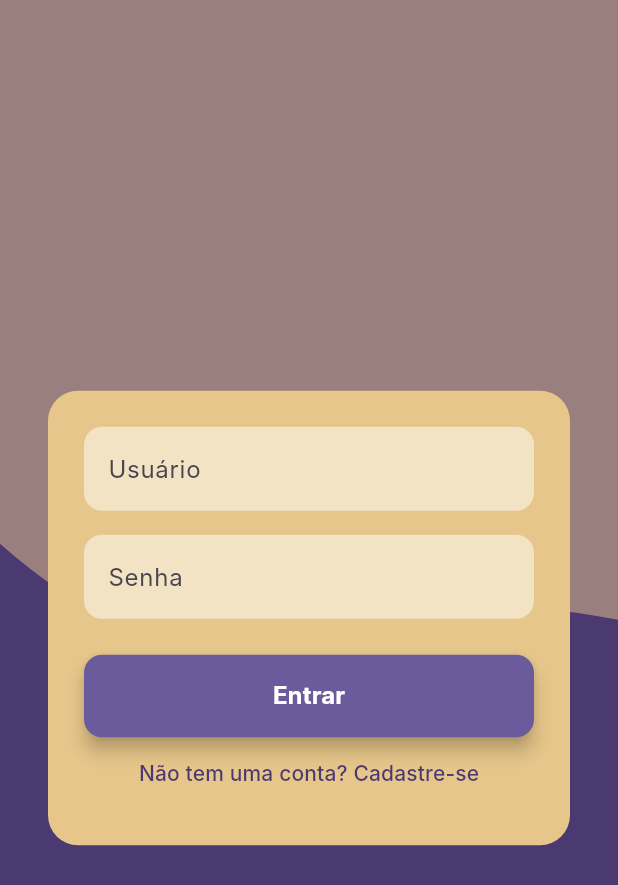
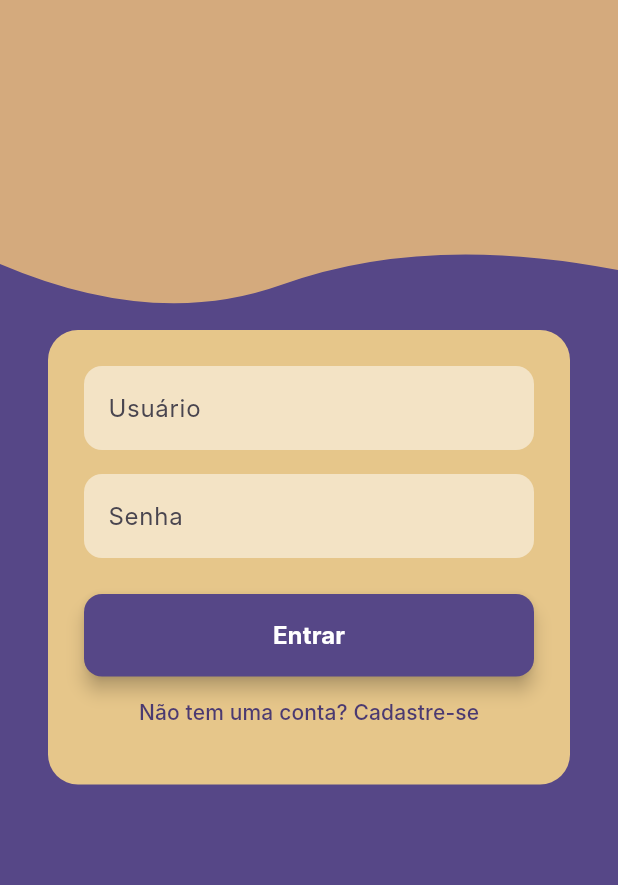
Before and after one commit to ferreiraryan/futter_movies_queue, a Flutter app: the screen it shows after launch, on a phone screen of 412 x 824 dp. Shown: the top 885 px of the screen. Run offline on Flutter 3.47's test engine with Material 3 defaults, Android fonts, the phone set to English and light mode, and no system bars; our stand-ins replace cloud_firestore, firebase_auth, firebase_core, flutter_rating_bar; missing offline and left inert: dart:ffi; accounts and stored records are empty; Roboto replaces fonts that are missing (Inter).

Commit message:
Feat: Algumas optimizacoes

```diff
--- a/lib/features/auth/screens/login_screen.dart
+++ b/lib/features/auth/screens/login_screen.dart
@@ -1,5 +1,5 @@
 import 'package:flutter/material.dart';
-import '../../../shared/constants/app_colors.dart';
+import '../../../shared/widgets/main_background.dart'; // Importa o novo widget
 import '../widgets/login_form.dart';
 
 class LoginScreen extends StatelessWidget {
@@ -7,73 +7,14 @@ class LoginScreen extends StatelessWidget {
 
   @override
   Widget build(BuildContext context) {
-    final screenHeight = MediaQuery.of(context).size.height;
-
-    return Scaffold(
-      backgroundColor: AppColors.background,
-      body: SingleChildScrollView(
-        // Permite rolagem em telas menores
-        child: SizedBox(
-          height: screenHeight,
-          child: Stack(
-            children: [
-              // Widget para criar a forma curvada no fundo
-              ClipPath(
-                clipper: WaveClipper(),
-                child: Container(
-                  height: screenHeight * 0.55,
-                  color: AppColors.formBackground.withOpacity(0.5),
-                ),
-              ),
-              // Conteúdo centralizado
-              Center(
-                child: Padding(
-                  padding: const EdgeInsets.symmetric(horizontal: 32.0),
-                  child: const LoginForm(),
-                ),
-              ),
-            ],
-          ),
+    // O código ficou muito mais limpo!
+    return const MainBackground(
+      body: Center(
+        child: Padding(
+          padding: EdgeInsets.symmetric(horizontal: 32.0),
+          child: LoginForm(),
         ),
       ),
     );
   }
 }
-
-// Classe auxiliar para criar a forma de onda (curva)
-class WaveClipper extends CustomClipper<Path> {
-  @override
-  Path getClip(Size size) {
-    var path = Path();
-    path.lineTo(0, size.height * 0.8); // Começa um pouco abaixo
-
-    var firstControlPoint = Offset(size.width / 4, size.height);
-    var firstEndPoint = Offset(size.width / 2.2, size.height - 30.0);
-    path.quadraticBezierTo(
-      firstControlPoint.dx,
-      firstControlPoint.dy,
-      firstEndPoint.dx,
-      firstEndPoint.dy,
-    );
-
-    var secondControlPoint = Offset(
-      size.width - (size.width / 3.2),
-      size.height - 65,
-    );
-    var secondEndPoint = Offset(size.width, size.height - 40);
-    path.quadraticBezierTo(
-      secondControlPoint.dx,
-      secondControlPoint.dy,
-      secondEndPoint.dx,
-      secondEndPoint.dy,
-    );
-
-    path.lineTo(size.width, size.height - 40);
-    path.lineTo(size.width, 0);
-    path.close();
-    return path;
-  }
-
-  @override
-  bool shouldReclip(CustomClipper<Path> oldClipper) => false;
-}
--- a/lib/shared/constants/app_colors.dart
+++ b/lib/shared/constants/app_colors.dart
@@ -1,9 +1,29 @@
+// ARQUIVO: lib/shared/constants/app_colors.dart
+// DESCRIÇÃO: Cores atualizadas com base na nova paleta.
+
 import 'package:flutter/material.dart';
 
 class AppColors {
-  static const Color background = Color(0xFF4B3A71);
-  static const Color formBackground = Color(0xFFE6C68A);
-  static const Color buttonBackground = Color(0xFF6C5B9C);
+  // Cores baseadas na sua nova paleta de design
+
+  // Cor primária (Roxo escuro) - Usada para o fundo principal e botões
+  static const Color background = Color(0xFF564787);
+
+  // Cor de fundo secundária (Bege) - Usada para o formulário de login
+  static const Color formBackground = Color(0xFFD4AA7D);
+
+  // Cor do botão principal (é a mesma da primária para manter a consistência)
+  static const Color buttonBackground = Color(0xFF564787);
+
+  // Cor de destaque (Azul) - Pode ser usada para links ou ícones
+  static const Color secondaryAccent = Color(0xFF20A4F3);
+
+  // Cor de destaque clara (Lilás) - Pode ser usada para fundos sutis
+  static const Color lightAccent = Color(0xFFDCD6F7);
+
+  // Cor do texto principal (Quase preto)
+  static const Color textPrimary = Color(0xFF020202);
+
+  // Cor do texto do botão (Branco)
   static const Color buttonText = Colors.white;
-  static const Color textPrimary = Color(0xFF333333);
 }
--- /dev/null
+++ b/lib/shared/widgets/main_background.dart
@@ -0,0 +1,93 @@
+// main_background.dart
+import 'package:flutter/material.dart';
+import '../constants/app_colors.dart'; // Garanta que o import está correto
+
+class MainBackground extends StatelessWidget {
+  final Widget? header;
+
+  final Widget body;
+
+  final PreferredSizeWidget? appBar;
+  final Widget? drawer;
+  final Widget? floatingActionButton;
+
+  const MainBackground({
+    super.key,
+    this.header,
+    required this.body,
+    this.appBar,
+    this.drawer,
+    this.floatingActionButton,
+  });
+
+  @override
+  Widget build(BuildContext context) {
+    final purpleColor = AppColors.background;
+    final waveColor = AppColors.formBackground;
+
+    return Scaffold(
+      backgroundColor: purpleColor,
+      appBar: appBar,
+      drawer: drawer,
+      body: SingleChildScrollView(
+        child: Column(
+          crossAxisAlignment: CrossAxisAlignment.stretch,
+          children: [
+            Stack(
+              alignment: Alignment.topCenter,
+              clipBehavior: Clip.none,
+              children: [
+                ClipPath(
+                  clipper: WaveClipper(),
+                  child: Container(height: 220, color: waveColor),
+                ),
+
+                if (header != null)
+                  Positioned(left: 20, right: 20, child: header!),
+              ],
+            ),
+
+            header != null
+                ? Padding(padding: const EdgeInsets.only(top: 250), child: body)
+                : body,
+          ],
+        ),
+      ),
+      floatingActionButton: floatingActionButton,
+    );
+  }
+}
+
+class WaveClipper extends CustomClipper<Path> {
+  @override
+  Path getClip(Size size) {
+    var path = Path();
+    path.lineTo(0, size.height * 0.8);
+    var firstControlPoint = Offset(size.width / 4, size.height);
+    var firstEndPoint = Offset(size.width / 2.2, size.height - 30.0);
+    path.quadraticBezierTo(
+      firstControlPoint.dx,
+      firstControlPoint.dy,
+      firstEndPoint.dx,
+      firstEndPoint.dy,
+    );
+    var secondControlPoint = Offset(
+      size.width - (size.width / 3.2),
+      size.height - 65,
+    );
+    var secondEndPoint = Offset(size.width, size.height - 40);
+    path.quadraticBezierTo(
+      secondControlPoint.dx,
+      secondControlPoint.dy,
+      secondEndPoint.dx,
+      secondEndPoint.dy,
+    );
+    path.lineTo(size.width, size.height - 40);
+    path.lineTo(size.width, 0);
+    path.close();
+    return path;
+  }
+
+  @override
+  bool shouldReclip(CustomClipper<Path> oldClipper) => false;
+}
```
Also changed, not shown: lib/features/movies/screens/movie_list_screen.dart (+85 -46 lines), lib/features/movies/widgets/featured_movie_card.dart (+13 -10 lines), lib/features/movies/widgets/movie_list.dart (+3 -11 lines), lib/features/movies/widgets/movie_list_item.dart (+24 -2 lines).
